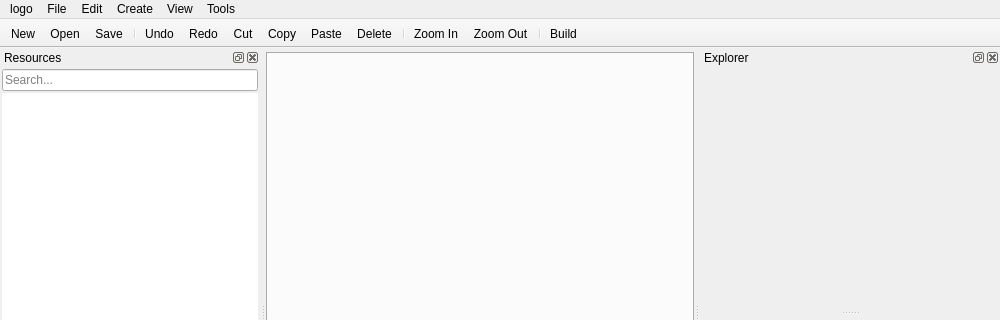
This is src/window.ui in ooflet/Mi-Create as Qt 5 draws it before an edit; both pictures show x 0 to 1000 and y 0 to 320 of the 1000 by 600 pixel window. The edited form follows.
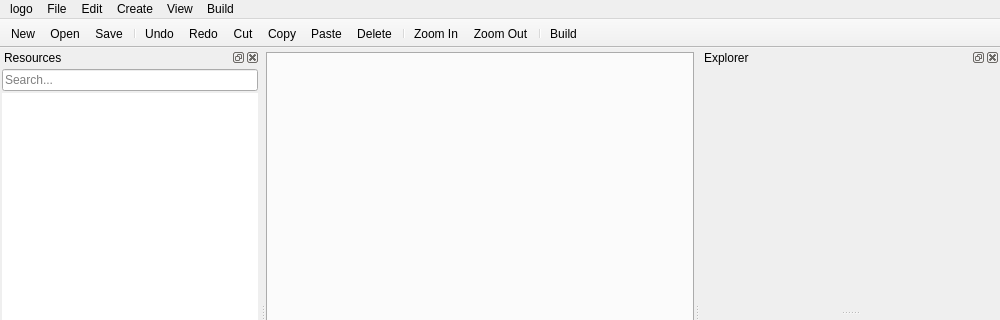
This is the edited form. Icons and pictures are not drawn.

Commit message: canvas widgets now use pixel-perfect dragging

What changed in the file:
```diff
--- a/src/window.ui
+++ b/src/window.ui
@@ -160,9 +160,9 @@
     <addaction name="separator"/>
     <addaction name="actionPreferences"/>
    </widget>
-   <widget class="QMenu" name="menuTools">
+   <widget class="QMenu" name="menuBuild">
     <property name="title">
-     <string>Tools</string>
+     <string>Build</string>
     </property>
     <addaction name="actionBuild"/>
     <addaction name="actionUnpack"/>
@@ -208,7 +208,7 @@
    <addaction name="menuEdit"/>
    <addaction name="menuInsert"/>
    <addaction name="menuView"/>
-   <addaction name="menuTools"/>
+   <addaction name="menuBuild"/>
   </widget>
   <widget class="QDockWidget" name="explorerWidget">
    <property name="minimumSize">
```
The commit also changes 4 other files.
